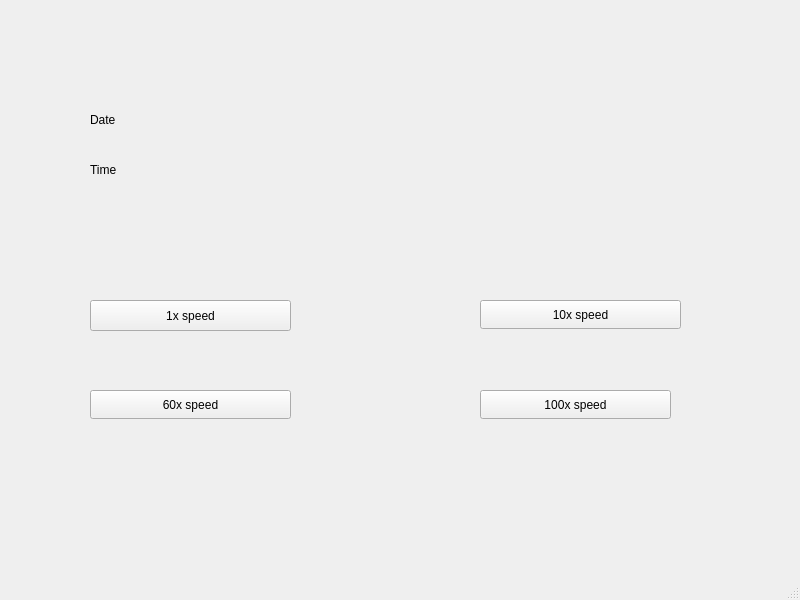
The window that Group2_TrainSystem/system_centraltimer_connector.ui (alecippolito/ECE1140-Systems_and_Project_Engineering) describes before a commit, drawn with Qt 5.
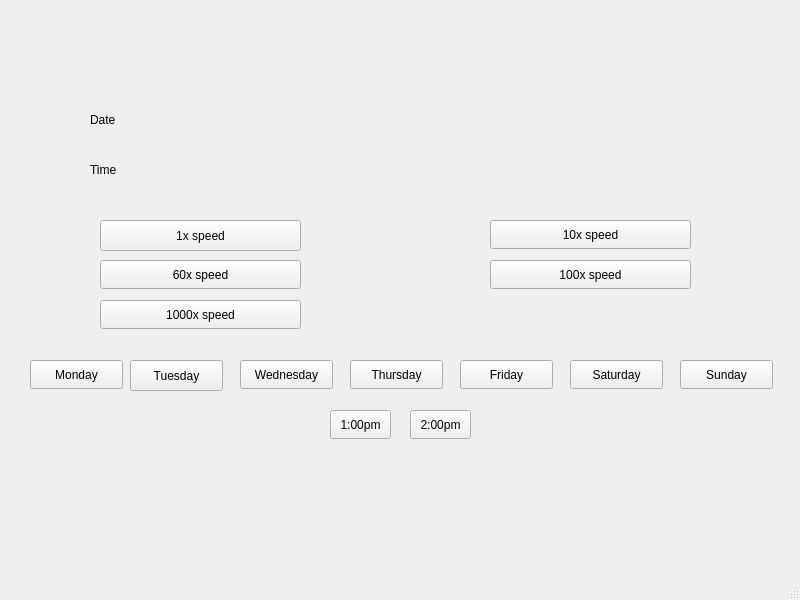
The same window after the commit.

```diff
--- a/Group2_TrainSystem/system_centraltimer_connector.ui
+++ b/Group2_TrainSystem/system_centraltimer_connector.ui
@@ -17,8 +17,8 @@
    <widget class="QPushButton" name="OneTimesSpeed">
     <property name="geometry">
      <rect>
-      <x>90</x>
-      <y>300</y>
+      <x>100</x>
+      <y>220</y>
       <width>201</width>
       <height>31</height>
      </rect>
@@ -30,8 +30,8 @@
    <widget class="QPushButton" name="TenTimesSpeed">
     <property name="geometry">
      <rect>
-      <x>480</x>
-      <y>300</y>
+      <x>490</x>
+      <y>220</y>
       <width>201</width>
       <height>29</height>
      </rect>
@@ -95,9 +95,9 @@
    <widget class="QPushButton" name="HundredTimesSpeed">
     <property name="geometry">
      <rect>
-      <x>480</x>
-      <y>390</y>
-      <width>191</width>
+      <x>490</x>
+      <y>260</y>
+      <width>201</width>
       <height>29</height>
      </rect>
     </property>
@@ -108,8 +108,8 @@
    <widget class="QPushButton" name="SixtyTimesSpeed">
     <property name="geometry">
      <rect>
-      <x>90</x>
-      <y>390</y>
+      <x>100</x>
+      <y>260</y>
       <width>201</width>
       <height>29</height>
      </rect>
@@ -118,6 +118,136 @@
      <string>60x speed</string>
     </property>
    </widget>
+   <widget class="QPushButton" name="MonButton">
+    <property name="geometry">
+     <rect>
+      <x>30</x>
+      <y>360</y>
+      <width>93</width>
+      <height>29</height>
+     </rect>
+    </property>
+    <property name="text">
+     <string>Monday</string>
+    </property>
+   </widget>
+   <widget class="QPushButton" name="TuesButton">
+    <property name="geometry">
+     <rect>
+      <x>130</x>
+      <y>360</y>
+      <width>93</width>
+      <height>31</height>
+     </rect>
+    </property>
+    <property name="text">
+     <string>Tuesday</string>
+    </property>
+   </widget>
+   <widget class="QPushButton" name="WedButton">
+    <property name="geometry">
+     <rect>
+      <x>240</x>
+      <y>360</y>
+      <width>93</width>
+      <height>29</height>
+     </rect>
+    </property>
+    <property name="text">
+     <string>Wednesday</string>
+    </property>
+   </widget>
+   <widget class="QPushButton" name="ThursButton">
+    <property name="geometry">
+     <rect>
+      <x>350</x>
+      <y>360</y>
+      <width>93</width>
+      <height>29</height>
+     </rect>
+    </property>
+    <property name="text">
+     <string>Thursday</string>
+    </property>
+   </widget>
+   <widget class="QPushButton" name="FriButton">
+    <property name="geometry">
+     <rect>
+      <x>460</x>
+      <y>360</y>
+      <width>93</width>
+      <height>29</height>
+     </rect>
+    </property>
+    <property name="text">
+     <string>Friday</string>
+    </property>
+   </widget>
+   <widget class="QPushButton" name="SatButton">
+    <property name="geometry">
+     <rect>
+      <x>570</x>
+      <y>360</y>
+      <width>93</width>
+      <height>29</height>
+     </rect>
+    </property>
+    <property name="text">
+     <string>Saturday</string>
+    </property>
+   </widget>
+   <widget class="QPushButton" name="SunButton">
+    <property name="geometry">
+     <rect>
+      <x>680</x>
+      <y>360</y>
+      <width>93</width>
+      <height>29</height>
+     </rect>
+    </property>
+    <property name="text">
+     <string>Sunday</string>
+    </property>
+   </widget>
+   <widget class="QPushButton" name="ThousandTimesSpeed">
+    <property name="geometry">
+     <rect>
+      <x>100</x>
+      <y>300</y>
+      <width>201</width>
+      <height>29</height>
+     </rect>
+    </property>
+    <property name="text">
+     <string>1000x speed</string>
+    </property>
+   </widget>
+   <widget class="QPushButton" name="TimeButton_1pm">
+    <property name="geometry">
+     <rect>
+      <x>330</x>
+      <y>410</y>
+      <width>61</width>
+      <height>29</height>
+     </rect>
+    </property>
+    <property name="text">
+     <string>1:00pm</string>
+    </property>
+   </widget>
+   <widget class="QPushButton" name="TimeButton_2pm">
+    <property name="geometry">
+     <rect>
+      <x>410</x>
+      <y>410</y>
+      <width>61</width>
+      <height>29</height>
+     </rect>
+    </property>
+    <property name="text">
+     <string>2:00pm</string>
+    </property>
+   </widget>
   </widget>
   <widget class="QMenuBar" name="menubar">
    <property name="geometry">
```
